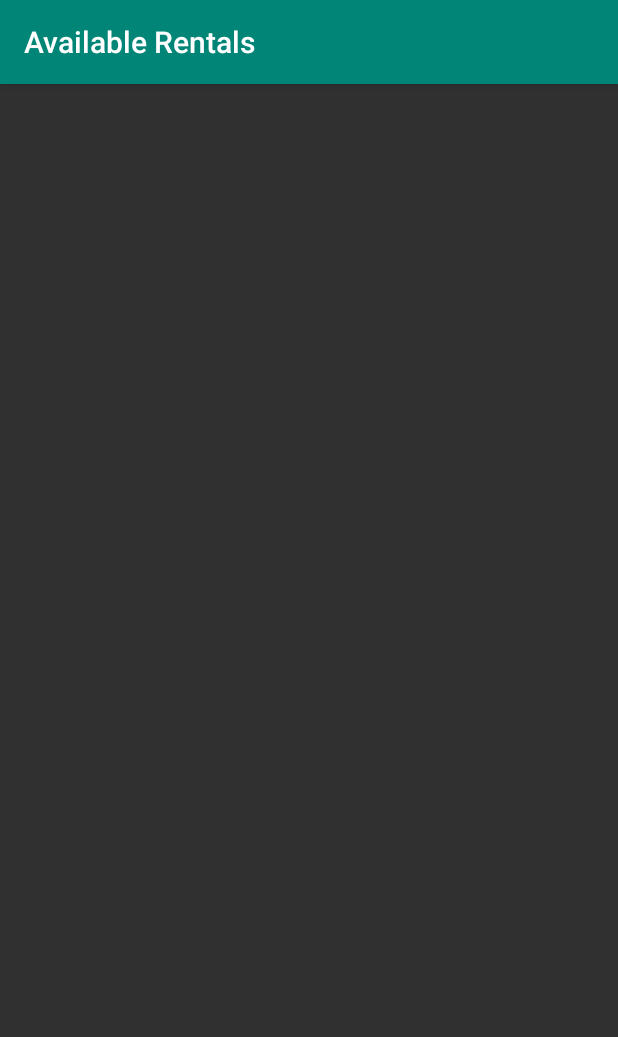
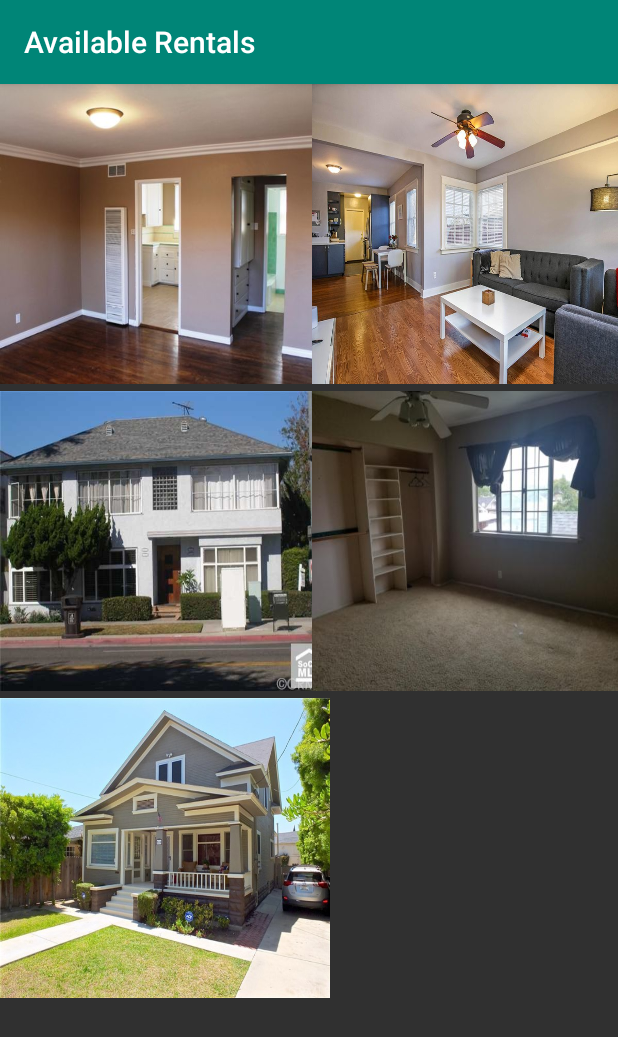
Before and after one commit to tracyjohnson213/AvailableRentals, an Android app: the PropertyActivity screen opened directly, with no data from a screen before it, on a phone screen of 412 x 824 dp. Shown: the top 1037 px of the screen. Run offline under Robolectric (Android 15) with nearby library versions, the phone set to English and light mode, and no system bars; 1 statement that could not run was skipped.

Commit message:
add grid of properties in activity

```diff
--- a/app/src/main/java/com/example/availablerentals/PropertyActivity.java
+++ b/app/src/main/java/com/example/availablerentals/PropertyActivity.java
@@ -2,13 +2,81 @@ package com.example.availablerentals;
 
 import androidx.appcompat.app.AppCompatActivity;
 
+import android.content.Context;
 import android.os.Bundle;
+import android.view.View;
+import android.view.ViewGroup;
+import android.widget.AdapterView;
+import android.widget.BaseAdapter;
+import android.widget.GridLayout;
+import android.widget.GridView;
+import android.widget.ImageView;
+import android.widget.Toast;
 
 public class PropertyActivity extends AppCompatActivity {
+    Integer[] Properties = {
+            R.drawable.e3rdst1162livingroom,
+            R.drawable.e4thst3225livingroom,
+            R.drawable.eoceanblvd1075front,
+            R.drawable.molinaave908livingroom,
+            R.drawable.walnutave589front
+    };
+    String[] Addresses = {
+            "1162 E 3rd St",
+            " 3225 E 4th St",
+            R.drawable.eoceanblvd1075front,
+            R.drawable.molinaave908livingroom,
+            R.drawable.walnutave589front
+    };
+    ImageView pic;
 
     @Override
     protected void onCreate(Bundle savedInstanceState) {
         super.onCreate(savedInstanceState);
         setContentView(R.layout.activity_property);
+
+        GridView grid = (GridView)findViewById(R.id.gridView);
+        final ImageView pic = (ImageView)findViewById(R.id.imgLarge);
+
+        grid.setAdapter(new ImageAdapter(this));
+
+        grid.setOnItemClickListener(new AdapterView.OnItemClickListener() {
+            @Override
+            public void onItemClick(AdapterView<?> parent, View view, int position, long id) {
+                Toast.makeText(getBaseContext(),"Selected Property " + (position+1),Toast.LENGTH_SHORT).show();
+                pic.setImageResource(Properties[position]);
+            }
+        });
+    }
+
+    public class ImageAdapter extends BaseAdapter {
+        private Context context;
+        public ImageAdapter(Context c) {
+            context = c;
+        }
+
+        @Override
+        public int getCount(){
+            return Properties.length;
+        }
+
+        @Override
+        public Object getItem(int position) {
+            return null;
+        }
+
+        @Override
+        public long getItemId(int position) {
+            return 0;
+        }
+
+        @Override
+        public View getView(int position, View convertView, ViewGroup parent) {
+            pic = new ImageView(context);
+            pic.setImageResource(Properties[position]);
+            pic.setScaleType(ImageView.ScaleType.FIT_XY);
+            pic.setLayoutParams(new GridView.LayoutParams(330,300));
+            return pic;
+        }
     }
 }
--- a/app/src/main/res/layout/activity_property.xml
+++ b/app/src/main/res/layout/activity_property.xml
@@ -1,9 +1,26 @@
 <?xml version="1.0" encoding="utf-8"?>
-<androidx.constraintlayout.widget.ConstraintLayout xmlns:android="http://schemas.android.com/apk/res/android"
+<LinearLayout xmlns:android="http://schemas.android.com/apk/res/android"
     xmlns:app="http://schemas.android.com/apk/res-auto"
     xmlns:tools="http://schemas.android.com/tools"
     android:layout_width="match_parent"
     android:layout_height="match_parent"
+    android:orientation="vertical"
     tools:context=".PropertyActivity">
 
-</androidx.constraintlayout.widget.ConstraintLayout>
+    <GridView
+        android:layout_width="wrap_content"
+        android:layout_height="wrap_content"
+        android:id="@+id/gridView"
+        android:numColumns="2"
+        android:columnWidth="160dp"
+        android:horizontalSpacing="5dp"
+        android:verticalSpacing="5dp"/>
+
+    <ImageView
+        android:id="@+id/imgLarge"
+        android:layout_marginTop="10dp"
+        android:layout_gravity="center_horizontal"
+        android:layout_width="270dp"
+        android:layout_height="300dp"
+        android:contentDescription="@string/imgLarge"/>
+</LinearLayout>
--- a/app/src/main/res/values/strings.xml
+++ b/app/src/main/res/values/strings.xml
@@ -34,4 +34,5 @@
     <string name="txtProperty5Bed">3 beds</string>
     <string name="txtProperty5Bath">2 baths</string>
     <string name="btnViewRentals">View Rentals</string>
+    <string name="imgLarge">Selected Property Images</string>
 </resources>
```
Also changed, not shown: app/src/main/java/com/example/availablerentals/MainActivity.java (+7 -0 lines).
